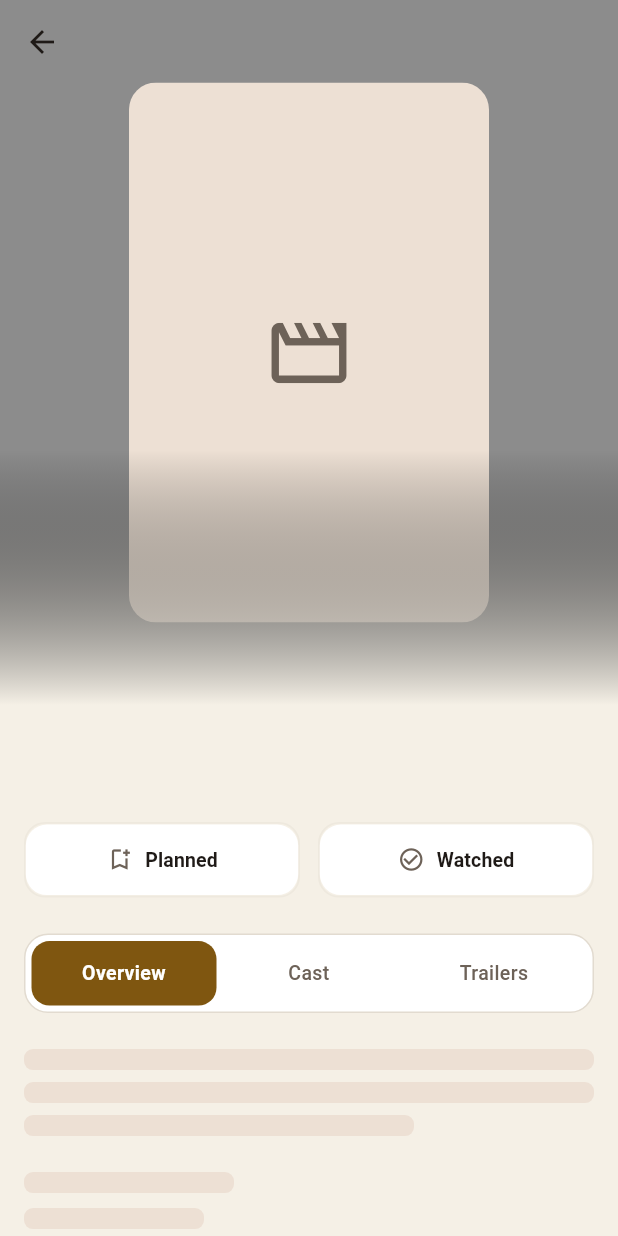
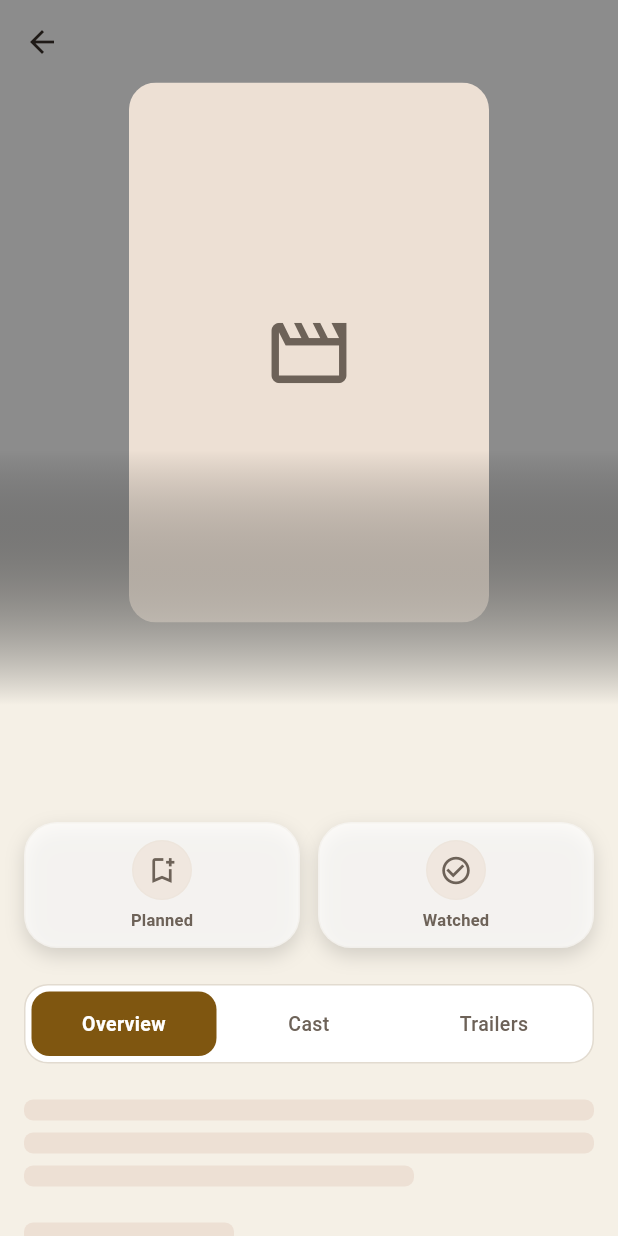
Before and after one commit to jatinderjp63-ux/Watchers, a Flutter app: the MovieDetailsScreen screen opened directly with empty values, on a phone screen of 412 x 824 dp. Run offline on Flutter 3.47's test engine with Material 3 defaults, Android fonts, the phone set to English and light mode, and no system bars; our stand-ins replace cached_network_image, dio, flutter_riverpod, go_router, shared_preferences; accounts and stored records are empty; network calls fail.

Commit message:
Polish movie details status buttons

```diff
--- a/lib/screens/movie_details_screen.dart
+++ b/lib/screens/movie_details_screen.dart
@@ -28,7 +28,8 @@ class MovieDetailsScreen extends ConsumerStatefulWidget {
   });
 
   @override
-  ConsumerState<MovieDetailsScreen> createState() => _MovieDetailsScreenState();
+  ConsumerState<MovieDetailsScreen> createState() =>
+      _MovieDetailsScreenState();
 }
 
 class _MovieDetailsScreenState extends ConsumerState<MovieDetailsScreen> {
@@ -481,9 +482,7 @@ class _MovieDetailsScreenState extends ConsumerState<MovieDetailsScreen> {
         }
 
         if (_isTv) {
-          return Column(
-            children: [
-              Row(
+          return Row(
             children: [
               Expanded(
                 child: makeButton(
@@ -493,7 +492,7 @@ class _MovieDetailsScreenState extends ConsumerState<MovieDetailsScreen> {
                   color: const Color(0xFF4C8BF5),
                 ),
               ),
-                  const SizedBox(width: 12),
+              const SizedBox(width: 8),
               Expanded(
                 child: makeButton(
                   label: 'Watched',
@@ -502,11 +501,7 @@ class _MovieDetailsScreenState extends ConsumerState<MovieDetailsScreen> {
                   color: const Color(0xFF2EAF62),
                 ),
               ),
-                ],
-              ),
-              const SizedBox(height: 12),
-              Row(
-                children: [
+              const SizedBox(width: 8),
               Expanded(
                 child: makeButton(
                   label: 'Dropped',
@@ -514,8 +509,6 @@ class _MovieDetailsScreenState extends ConsumerState<MovieDetailsScreen> {
                   status: MediaStatus.dropped,
                   color: const Color(0xFFB00020),
                 ),
-                  ),
-                ],
               ),
             ],
           );
@@ -1652,7 +1645,7 @@ class _SkeletonLine extends StatelessWidget {
   }
 }
 
-class _PremiumStatusButton extends StatelessWidget {
+class _PremiumStatusButton extends StatefulWidget {
   final String label;
   final IconData icon;
   final bool selected;
@@ -1668,63 +1661,178 @@ class _PremiumStatusButton extends StatelessWidget {
   });
 
   @override
+  State<_PremiumStatusButton> createState() =>
+      _PremiumStatusButtonState();
+}
+
+class _PremiumStatusButtonState extends State<_PremiumStatusButton> {
+  bool _pressed = false;
+
+  @override
   Widget build(BuildContext context) {
     final scheme = Theme.of(context).colorScheme;
 
-    return Container(
+    final surfaceColor = widget.selected
+        ? Color.alphaBlend(
+            widget.selectedColor.withValues(alpha: 0.20),
+            scheme.surface,
+          )
+        : scheme.surface.withValues(alpha: 0.74);
+
+    final borderColor = widget.selected
+        ? widget.selectedColor.withValues(alpha: 0.85)
+        : scheme.outline.withValues(alpha: 0.20);
+
+    final iconSurface = widget.selected
+        ? widget.selectedColor.withValues(alpha: 0.22)
+        : scheme.surfaceContainerHighest.withValues(alpha: 0.62);
+
+    final iconColor = widget.selected
+        ? widget.selectedColor
+        : scheme.onSurfaceVariant;
+
+    final labelColor = widget.selected
+        ? scheme.onSurface
+        : scheme.onSurfaceVariant;
+
+    return Semantics(
+      button: true,
+      label: widget.label,
+      selected: widget.selected,
+      child: GestureDetector(
+        behavior: HitTestBehavior.opaque,
+        onTapDown: (_) {
+          setState(() {
+            _pressed = true;
+          });
+        },
+        onTapCancel: () {
+          setState(() {
+            _pressed = false;
+          });
+        },
+        onTapUp: (_) {
+          setState(() {
+            _pressed = false;
+          });
+
+          widget.onPressed();
+        },
+        child: AnimatedScale(
+          scale: _pressed ? 0.965 : 1,
+          duration: const Duration(milliseconds: 110),
+          curve: Curves.easeOut,
+          child: AnimatedContainer(
+            duration: const Duration(milliseconds: 240),
+            curve: Curves.easeOutCubic,
+            height: 84,
             decoration: BoxDecoration(
-        borderRadius: BorderRadius.circular(14),
+              color: surfaceColor,
+              borderRadius: BorderRadius.circular(22),
               border: Border.all(
-          color: selected
-              ? selectedColor
-              : scheme.outline.withValues(alpha: 0.35),
-          width: 1.2,
-        ),
-      ),
-      child: ElevatedButton(
-        onPressed: onPressed,
-        style: ElevatedButton.styleFrom(
-          backgroundColor: selected
-              ? selectedColor
-              : scheme.surface,
-          foregroundColor: selected
-              ? Colors.white
-              : scheme.onSurface,
-          padding: const EdgeInsets.symmetric(
-            vertical: 14,
-            horizontal: 12,
-          ),
-          shape: RoundedRectangleBorder(
-            borderRadius: BorderRadius.circular(14),
-          ),
-          elevation: 0,
-        ),
-        child: Row(
-          mainAxisSize: MainAxisSize.min,
-          children: [
-            Icon(
-              icon,
-              size: 18,
-              color: selected
-                  ? Colors.white
-                  : scheme.onSurfaceVariant,
-            ),
-            const SizedBox(width: 8),
-            Flexible(
-              child: Text(
-                label,
-                maxLines: 1,
-                overflow: TextOverflow.ellipsis,
+                color: borderColor,
+                width: widget.selected ? 1.4 : 1,
+              ),
+              boxShadow: widget.selected
+                  ? [
+                      BoxShadow(
+                        color: widget.selectedColor.withValues(
+                          alpha: 0.18,
+                        ),
+                        blurRadius: 22,
+                        spreadRadius: 1,
+                        offset: const Offset(0, 7),
+                      ),
+                    ]
+                  : [
+                      BoxShadow(
+                        color: Colors.black.withValues(alpha: 0.14),
+                        blurRadius: 10,
+                        offset: const Offset(0, 5),
+                      ),
+                    ],
+            ),
+            child: Stack(
+              children: [
+                if (widget.selected)
+                  Positioned.fill(
+                    child: IgnorePointer(
+                      child: DecoratedBox(
+                        decoration: BoxDecoration(
+                          borderRadius: BorderRadius.circular(21),
+                          gradient: LinearGradient(
+                            begin: Alignment.topLeft,
+                            end: Alignment.bottomRight,
+                            colors: [
+                              Colors.white.withValues(alpha: 0.08),
+                              Colors.transparent,
+                              widget.selectedColor.withValues(
+                                alpha: 0.08,
+                              ),
+                            ],
+                          ),
+                        ),
+                      ),
+                    ),
+                  ),
+                Center(
+                  child: Column(
+                    mainAxisAlignment: MainAxisAlignment.center,
+                    children: [
+                      AnimatedContainer(
+                        duration: const Duration(milliseconds: 240),
+                        curve: Curves.easeOutCubic,
+                        width: 40,
+                        height: 40,
+                        decoration: BoxDecoration(
+                          color: iconSurface,
+                          shape: BoxShape.circle,
+                          border: Border.all(
+                            color: widget.selected
+                                ? widget.selectedColor.withValues(
+                                    alpha: 0.48,
+                                  )
+                                : scheme.outline.withValues(
+                                    alpha: 0.18,
+                                  ),
+                          ),
+                          boxShadow: widget.selected
+                              ? [
+                                  BoxShadow(
+                                    color: widget.selectedColor.withValues(
+                                      alpha: 0.20,
+                                    ),
+                                    blurRadius: 10,
+                                  ),
+                                ]
+                              : null,
+                        ),
+                        child: Icon(
+                          widget.icon,
+                          size: 22,
+                          color: iconColor,
+                        ),
+                      ),
+                      const SizedBox(height: 7),
+                      AnimatedDefaultTextStyle(
+                        duration: const Duration(milliseconds: 240),
+                        curve: Curves.easeOutCubic,
                         style: TextStyle(
-                  fontSize: 13,
-                  fontWeight: FontWeight.w600,
-                  color: selected
-                      ? Colors.white
-                      : scheme.onSurface,
-                ),
-              ),
-            ),
-          ],
+                          color: labelColor,
+                          fontSize: 11,
+                          fontWeight: widget.selected
+                              ? FontWeight.w700
+                              : FontWeight.w600,
+                          letterSpacing: 0.18,
+                        ),
+                        child: Text(widget.label),
+                      ),
+                    ],
+                  ),
+                ),
+              ],
+            ),
+          ),
         ),
       ),
     );
```
Lines whose indentation alone changed are shown as unchanged.
